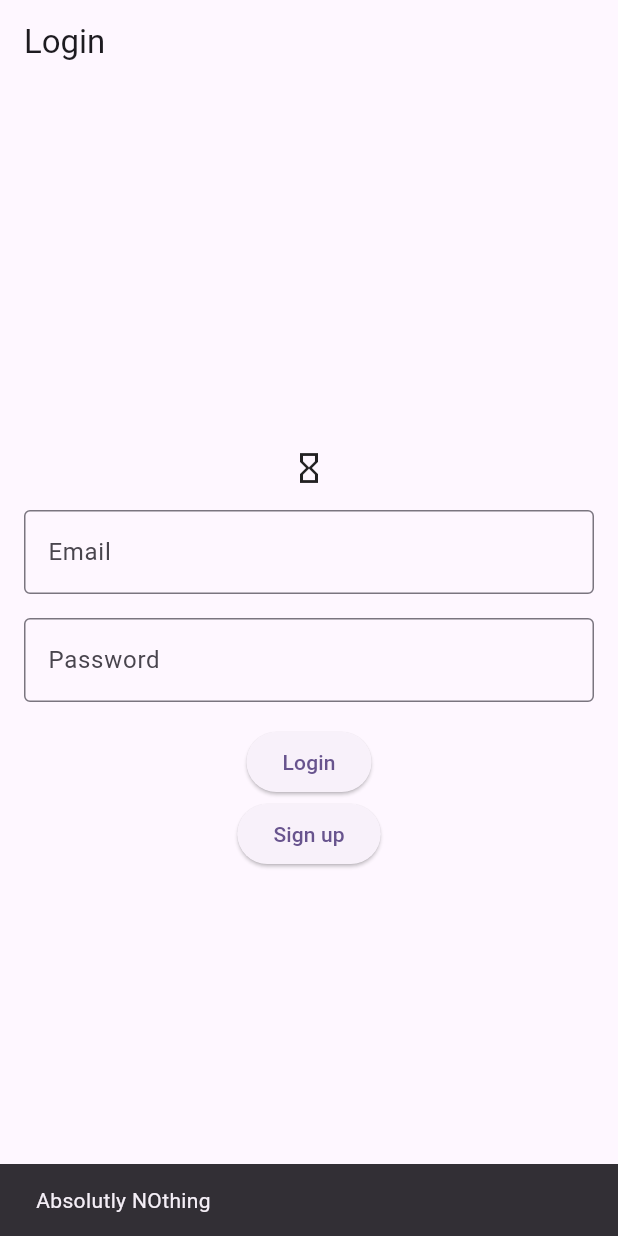
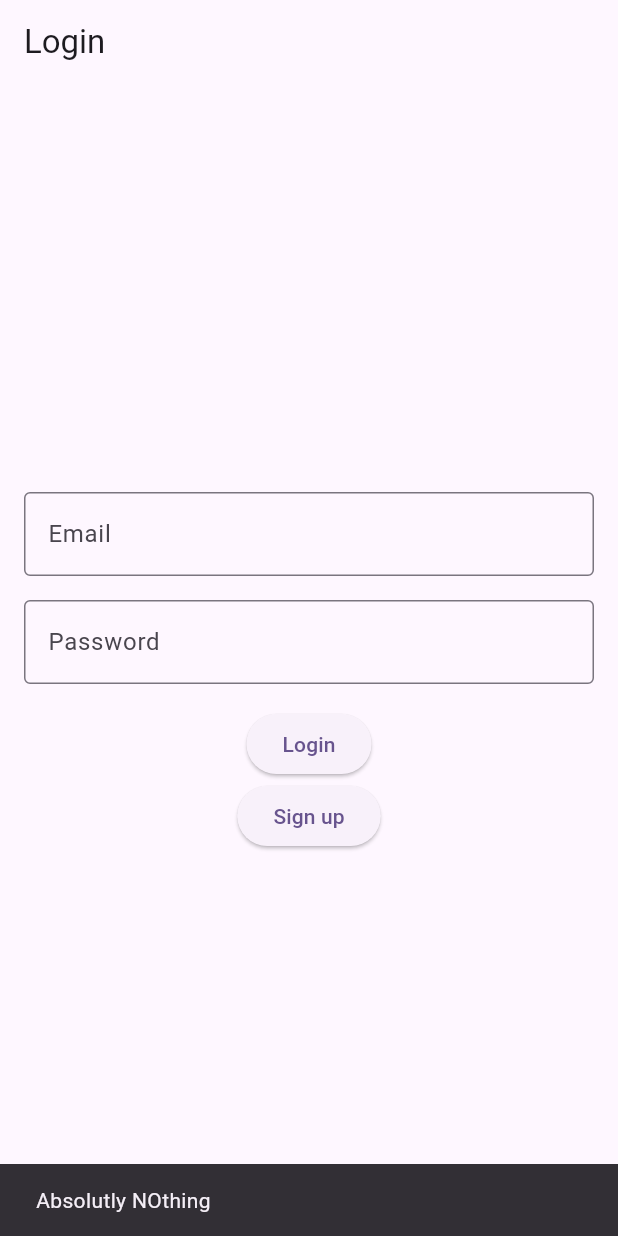
Before and after one commit to sujet1216/instagram_clone, a Flutter app: the screen it shows after launch, after a tap on "Login", on a phone screen of 412 x 824 dp. Run offline on Flutter 3.47's test engine with Material 3 defaults, Android fonts, the phone set to English and light mode, and no system bars; our stand-ins replace cloud_firestore, firebase_auth, firebase_core, firebase_storage, image_picker, logger; accounts and stored records are empty.

```diff
--- a/lib/main.dart
+++ b/lib/main.dart
@@ -1,9 +1,11 @@
 import 'dart:async';
 
+import 'package:firebase_auth/firebase_auth.dart';
 import 'package:firebase_core/firebase_core.dart';
 import 'package:flutter/foundation.dart';
 
 import 'package:flutter/material.dart';
+import 'package:instagram_clone/logger.dart';
 import 'package:instagram_clone/responsive/mobile_screen.dart';
 import 'package:instagram_clone/responsive/responsive_layout_screen.dart';
 import 'package:instagram_clone/responsive/web_screen.dart';
@@ -38,8 +40,16 @@ void main() async {
   runApp(const MyApp());
 }
 
-class MyApp extends StatelessWidget {
+class MyApp extends StatefulWidget {
   const MyApp({super.key});
+
+  @override
+  State<MyApp> createState() => _MyAppState();
+}
+
+class _MyAppState extends State<MyApp> {
+  final Stream<User?> authStateChanges =
+      FirebaseAuth.instance.authStateChanges();
 
   @override
   Widget build(BuildContext context) {
@@ -49,8 +59,26 @@ class MyApp extends StatelessWidget {
       theme: ThemeData(
         colorScheme: ColorScheme.fromSeed(seedColor: Colors.deepPurple),
       ),
-      // home: ResponsiveLayout(mobileScreenLayout: MobileScreen(), webScreenLayout: WebScreen()),
-      home: Login(),
+      home: StreamBuilder(
+        stream: authStateChanges,
+        builder: (context, snapshot) {
+          if (snapshot.connectionState == ConnectionState.active) {
+            if (snapshot.hasData) {
+              logger.w('user: ${FirebaseAuth.instance.currentUser}');
+
+              return ResponsiveLayout(
+                mobileScreenLayout: MobileScreen(),
+                webScreenLayout: WebScreen(),
+              );
+            } else if (snapshot.hasError) {
+              return Center(child: Text(snapshot.error.toString()));
+            }
+          } else if (snapshot.connectionState == ConnectionState.waiting) {
+            return Center(child: CircularProgressIndicator());
+          }
+          return Login();
+        },
+      ),
     );
   }
 }
--- a/lib/resources/auth_methods.dart
+++ b/lib/resources/auth_methods.dart
@@ -25,10 +25,8 @@ class AuthMethods {
           bio.isNotEmpty &&
           file != null) {
         //! AUTH
-        UserCredential userCredential = await _auth.createUserWithEmailAndPassword(
-          email: email,
-          password: password,
-        );
+        UserCredential userCredential = await _auth
+            .createUserWithEmailAndPassword(email: email, password: password);
 
         //! STORAGE
 
@@ -70,7 +68,10 @@ class AuthMethods {
     return message;
   }
 
-  Future<String> signInUser({required String email, required String password}) async {
+  Future<String> signInUser({
+    required String email,
+    required String password,
+  }) async {
     String message = 'Absolutly NOthing';
     if (email.isNotEmpty && password.isNotEmpty) {
       try {
--- a/lib/responsive/mobile_screen.dart
+++ b/lib/responsive/mobile_screen.dart
@@ -1,3 +1,4 @@
+import 'package:firebase_auth/firebase_auth.dart';
 import 'package:flutter/material.dart';
 
 class MobileScreen extends StatelessWidget {
@@ -5,6 +6,19 @@ class MobileScreen extends StatelessWidget {
 
   @override
   Widget build(BuildContext context) {
-    return Scaffold(appBar: AppBar(title: Text('Mobile')));
+    return Scaffold(
+      appBar: AppBar(
+        title: Text('Mobile'),
+        actions: [
+          IconButton(
+            onPressed: () {
+              FirebaseAuth.instance.signOut();
+            },
+            icon: Icon(Icons.logout),
+          ),
+        ],
+      ),
+      body: Center(child: Text('home')),
+    );
   }
 }
--- a/lib/screens/login_screen.dart
+++ b/lib/screens/login_screen.dart
@@ -48,11 +48,13 @@ class _LoginState extends State<Login> {
         file: pickedImage,
       );
       setState(() => isLoading = false);
+
       if (mounted) {
-        ScaffoldMessenger.of(context).showSnackBar(SnackBar(content: Text(res)));
-        ScaffoldMessenger.of(context).showSnackBar(SnackBar(content: Text(res)));
+        ScaffoldMessenger.of(context).clearSnackBars();
+        ScaffoldMessenger.of(
+          context,
+        ).showSnackBar(SnackBar(content: Text(res)));
       }
-      ;
     } else {
       //! .signInUser()
       setState(() => isLoading = true);
@@ -66,7 +68,9 @@ class _LoginState extends State<Login> {
       if (mounted) {
         ScaffoldMessenger.of(context).clearSnackBars();
 
-        ScaffoldMessenger.of(context).showSnackBar(SnackBar(content: Text(res)));
+        ScaffoldMessenger.of(
+          context,
+        ).showSnackBar(SnackBar(content: Text(res)));
       }
     }
   }
@@ -82,7 +86,6 @@ class _LoginState extends State<Login> {
 
   @override
   Widget build(BuildContext context) {
-    logger.w('user: ${FirebaseAuth.instance.currentUser}');
     return Scaffold(
       appBar: AppBar(title: Text('Login')),
       body: Padding(
@@ -90,23 +93,6 @@ class _LoginState extends State<Login> {
         child: Column(
           mainAxisAlignment: MainAxisAlignment.center,
           children: [
-            StreamBuilder(
-              stream: FirebaseAuth.instance.authStateChanges(),
-              builder: (ctx, snap) {
-                if (snap.data != null) {
-                  return ElevatedButton(
-                    onPressed: () {
-                      setState(() {
-                        FirebaseAuth.instance.signOut();
-                      });
-                    },
-                    child: Text('Log out'),
-                  );
-                } else {
-                  return Icon(Icons.hourglass_empty);
-                }
-              },
-            ),
             if (!isLogin)
               Stack(
                 children: [
@@ -123,7 +109,7 @@ class _LoginState extends State<Login> {
                     bottom: -10,
                     right: -10,
                     child: IconButton(
-                      onPressed: () => pickImage(ImageSource.camera),
+                      onPressed: () => pickImage(ImageSource.gallery),
                       icon: Icon(Icons.add_a_photo, color: Colors.blue),
                     ),
                   ),
@@ -131,13 +117,19 @@ class _LoginState extends State<Login> {
               ),
             SizedBox(height: 16),
             TextField(
-              decoration: InputDecoration(labelText: 'Email', border: OutlineInputBorder()),
+              decoration: InputDecoration(
+                labelText: 'Email',
+                border: OutlineInputBorder(),
+              ),
               keyboardType: TextInputType.emailAddress,
               controller: _emailController,
             ),
             SizedBox(height: 16),
             TextField(
-              decoration: InputDecoration(labelText: 'Password', border: OutlineInputBorder()),
+              decoration: InputDecoration(
+                labelText: 'Password',
+                border: OutlineInputBorder(),
+              ),
               obscureText: true,
               controller: _passController,
             ),
@@ -154,13 +146,19 @@ class _LoginState extends State<Login> {
                   ),
                   SizedBox(height: 16),
                   TextField(
-                    decoration: InputDecoration(labelText: 'Bio', border: OutlineInputBorder()),
+                    decoration: InputDecoration(
+                      labelText: 'Bio',
+                      border: OutlineInputBorder(),
+                    ),
                     controller: _bioController,
                   ),
                 ],
               ),
             SizedBox(height: 16),
-            ElevatedButton(onPressed: isLoading ? null : authenticateUser, child: Text('Login')),
+            ElevatedButton(
+              onPressed: isLoading ? null : authenticateUser,
+              child: Text('Login'),
+            ),
             ElevatedButton(
               onPressed: () {
                 setState(() {
```
